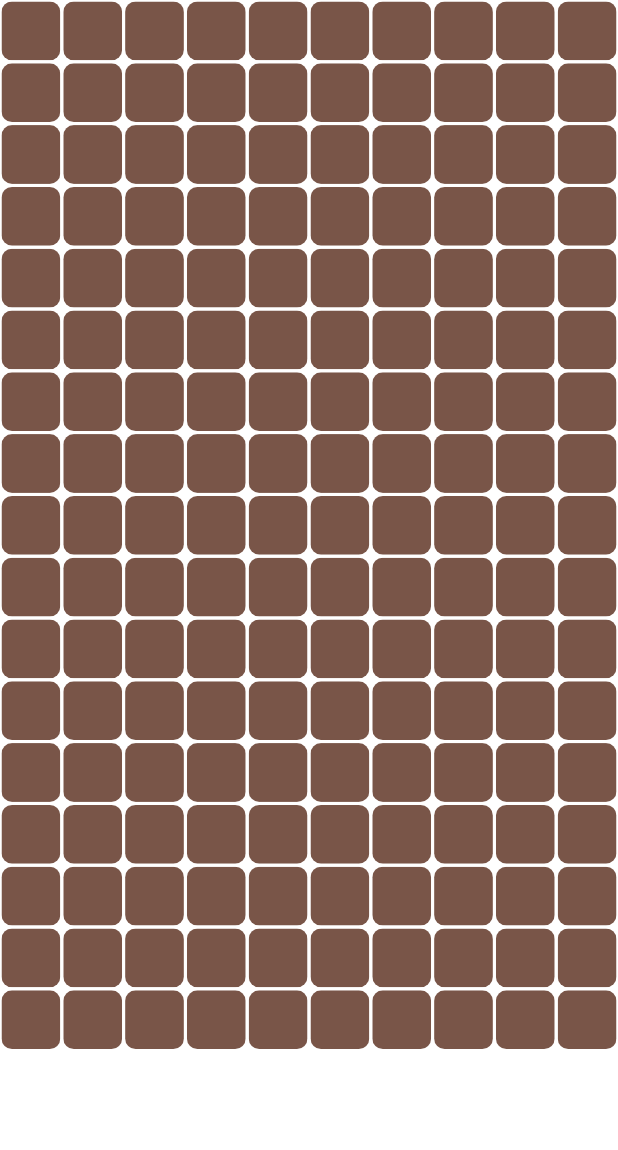
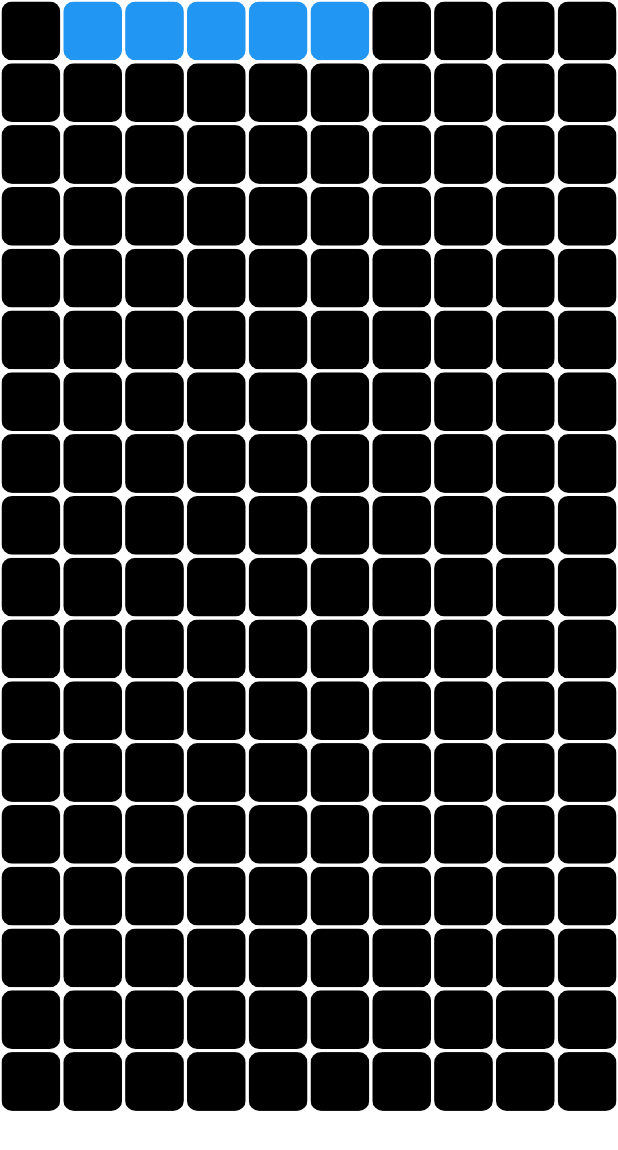
Before and after one commit to MichaelYogar/flutter-snake-game, a Flutter app: the screen it shows after launch, on a phone screen of 412 x 824 dp. Shown: the top 1150 px of the screen. Run offline on Flutter 3.47's test engine with Material 2 defaults, Android fonts, the phone set to English and light mode, and no system bars.

```diff
--- a/lib/main.dart
+++ b/lib/main.dart
@@ -1,11 +1,12 @@
 import 'package:flutter/material.dart';
+import 'package:snake_game/snake.dart';
 
 void main() {
-  runApp(const MyApp());
+  runApp(MyApp());
 }
 
 class MyApp extends StatelessWidget {
-  const MyApp({Key? key}) : super(key: key);
+  MyApp({Key? key}) : super(key: key);
 
   // This widget is the root of your application.
   @override
@@ -15,13 +16,13 @@ class MyApp extends StatelessWidget {
       theme: ThemeData(
         primarySwatch: Colors.blue,
       ),
-      home: const MyHomePage(title: 'Flutter Demo Home Page'),
+      home: MyHomePage(title: 'Flutter Demo Home Page'),
     );
   }
 }
 
 class MyHomePage extends StatefulWidget {
-  const MyHomePage({Key? key, required this.title}) : super(key: key);
+  MyHomePage({Key? key, required this.title}) : super(key: key);
 
   final String title;
 
@@ -30,6 +31,7 @@ class MyHomePage extends StatefulWidget {
 }
 
 class _MyHomePageState extends State<MyHomePage> {
+  final Snake snake = Snake(positions: [1,2,3,4,5]);
   @override
   Widget build(BuildContext context) {
     return Scaffold(
@@ -40,18 +42,27 @@ class _MyHomePageState extends State<MyHomePage> {
             children: <Widget>[
               Expanded(
                 child: GridView.builder(
-                    itemCount: 170,
+                    itemCount: 180,
                     physics: const NeverScrollableScrollPhysics(),
                     gridDelegate:
                         const SliverGridDelegateWithFixedCrossAxisCount(
                       crossAxisCount: 10,
                     ),
                     itemBuilder: (BuildContext context, int index) {
+                      if (snake.currentPositions.contains(index)){
+                        return  Container(
+                          padding: const EdgeInsets.all(1),
+                          child: ClipRRect(
+                            borderRadius: BorderRadius.circular(7),
+                            child: Container(color: Colors.blue),
+                          ),
+                        );
+                      }
                       return Container(
-                        padding: EdgeInsets.all(1),
+                        padding: const EdgeInsets.all(1),
                         child: ClipRRect(
                           borderRadius: BorderRadius.circular(7),
-                          child: Container(color: Colors.brown),
+                          child: Container(color: Colors.black),
                         ),
                       );
                     }),
--- a/lib/snake.dart
+++ b/lib/snake.dart
@@ -1,3 +1,11 @@
 class Snake {
+  Snake({
+    required this.positions,
+  });
 
+  List<int> get currentPositions {
+    return positions;
+  }
+
+  final List<int> positions;
 }
```
Also changed, not shown: 1 other file.
